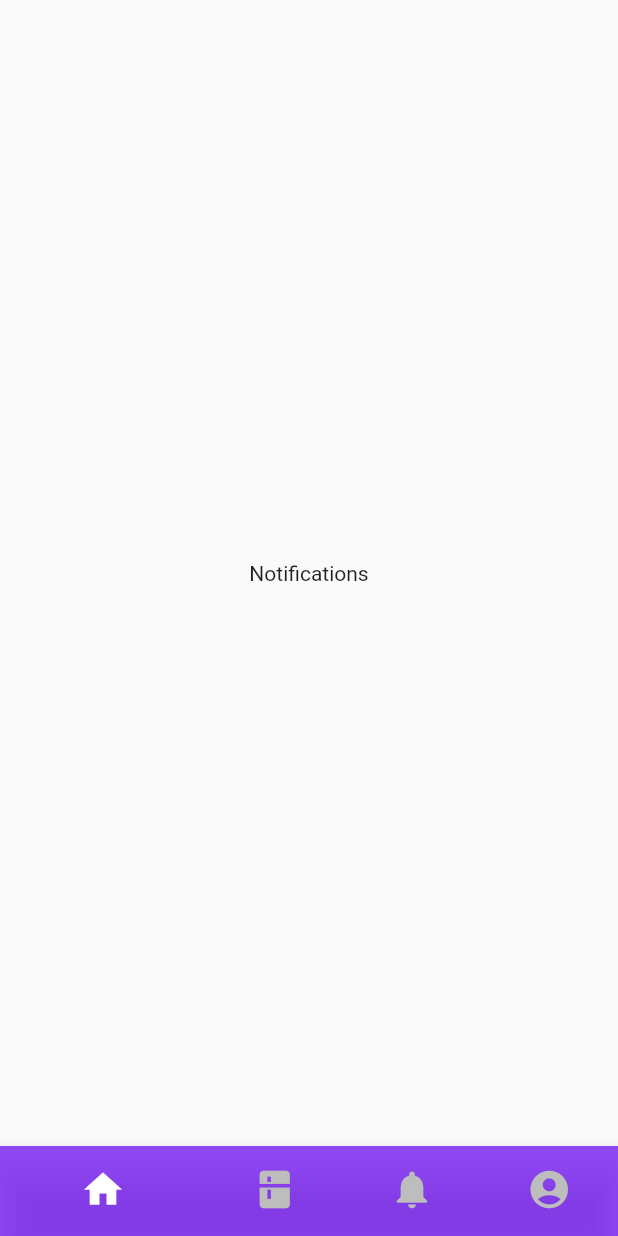
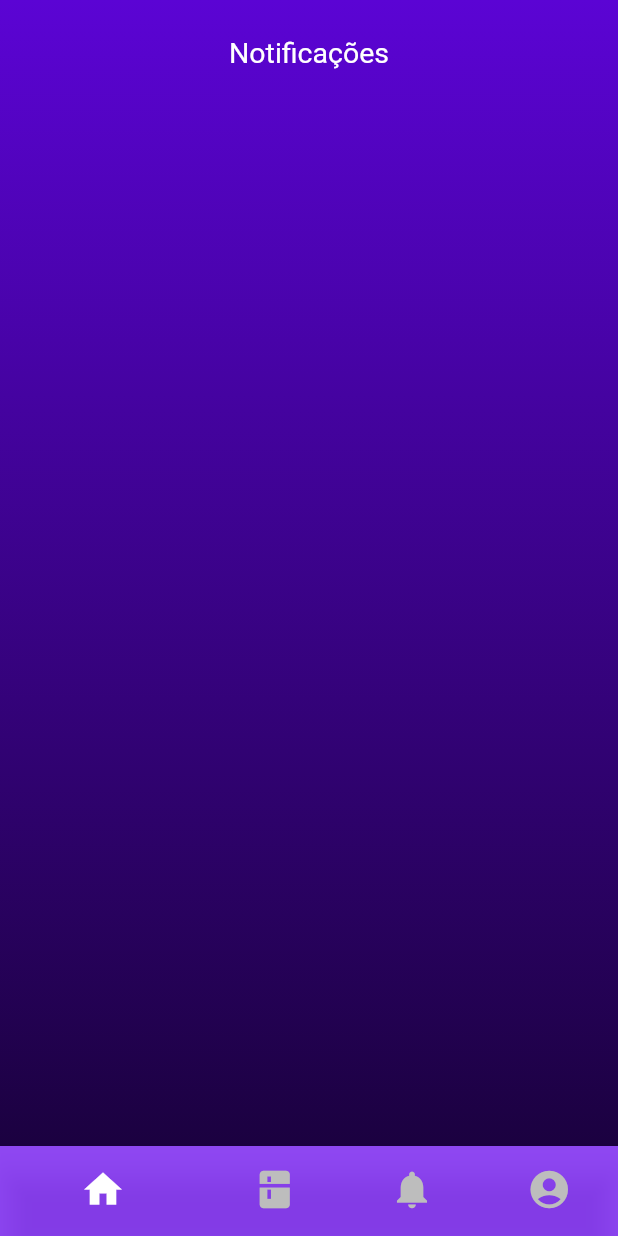
Before and after one commit to gabrielCaio/Kompress, a Flutter app: the screen it shows after launch, swiped to page 3, on a phone screen of 412 x 824 dp. Run offline on Flutter 3.47's test engine with Material 2 defaults, Android fonts, the phone set to English and light mode, and no system bars; our stand-ins replace google_fonts; Roboto replaces fonts that are missing (Domine); project files that could hold a hidden picture were left out.

Commit message:
feat notification screen progress

```diff
--- a/mobile/lib/app/pages/notifications.dart
+++ b/mobile/lib/app/pages/notifications.dart
@@ -1,4 +1,5 @@
 import 'package:flutter/material.dart';
+import 'package:kompress/app/utils/theme.dart';
 
 class Notifications extends StatefulWidget {
   const Notifications({Key? key}) : super(key: key);
@@ -12,9 +13,29 @@ class _NotificationsState extends State<Notifications>
   @override
   Widget build(BuildContext context) {
     super.build(context);
-    return const Scaffold(
-      body: Center(
-        child: Text("Notifications"),
+    return Scaffold(
+      body: Stack(
+        alignment: Alignment.topCenter,
+        children: [
+          Container(
+            decoration: const BoxDecoration(
+              gradient: LinearGradient(
+                begin: Alignment.topCenter,
+                end: Alignment.bottomCenter,
+                colors: [CustomTheme.gradientStart, CustomTheme.gradientEnd],
+              ),
+            ),
+          ),
+           Container(height:70 ,
+           alignment: Alignment.center,
+            child: const Text(
+              'Notificações',
+              style: TextStyle(color: Colors.white,
+              fontSize: 19),
+            ),
+          ),
+
+        ],
       ),
     );
   }
```
Also changed, not shown: mobile/pubspec.lock.
